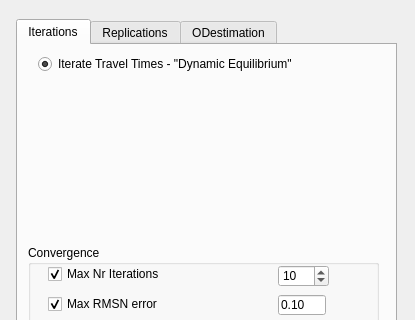
The window that trunk/gui/ui/batchrundlg.ui (OdedCats/mezzo) describes before a commit, drawn with Qt 5; both pictures show x 0 to 415 and y 0 to 320 of the 415 by 514 pixel window.
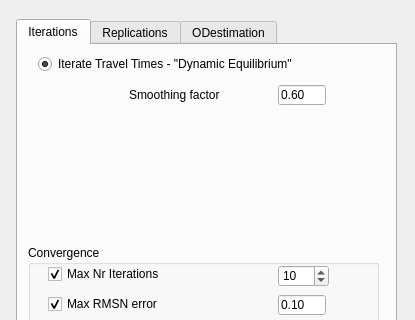
The same window after the commit. Icons and pictures are not drawn.

```diff
--- a/trunk/gui/ui/batchrundlg.ui
+++ b/trunk/gui/ui/batchrundlg.ui
@@ -311,6 +311,38 @@
       <string>Run</string>
      </property>
     </widget>
+    <widget class="QLineEdit" name="alpha" >
+     <property name="geometry" >
+      <rect>
+       <x>260</x>
+       <y>40</y>
+       <width>48</width>
+       <height>20</height>
+      </rect>
+     </property>
+     <property name="inputMask" >
+      <string>0.00; </string>
+     </property>
+     <property name="text" >
+      <string>0.60</string>
+     </property>
+     <property name="maxLength" >
+      <number>4</number>
+     </property>
+    </widget>
+    <widget class="QLabel" name="label_6" >
+     <property name="geometry" >
+      <rect>
+       <x>111</x>
+       <y>40</y>
+       <width>91</width>
+       <height>20</height>
+      </rect>
+     </property>
+     <property name="text" >
+      <string>Smoothing factor</string>
+     </property>
+    </widget>
    </widget>
    <widget class="QWidget" name="ReplicationsTab" >
     <attribute name="title" >
```
Left out of the diff: 3 changed lines with no effect on the pictures.
